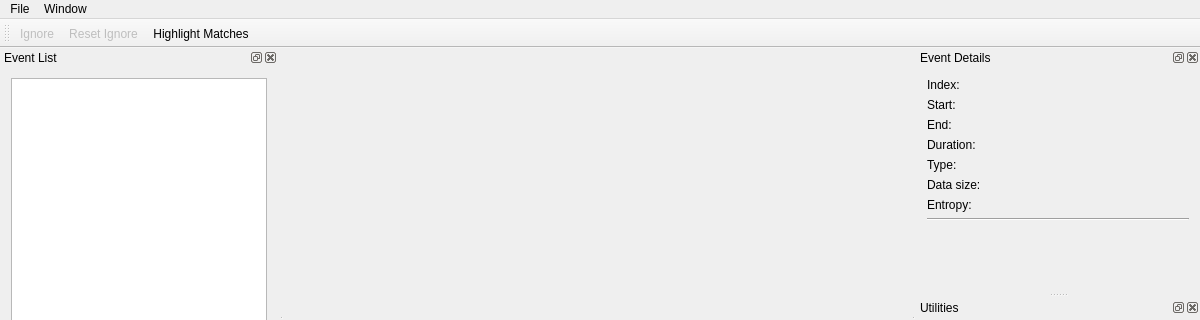
The window that nandseewindow.ui (xobs/nandsee) describes before a commit, drawn with Qt 5; both pictures show x 0 to 1200 and y 0 to 320 of the 1200 by 622 pixel window.
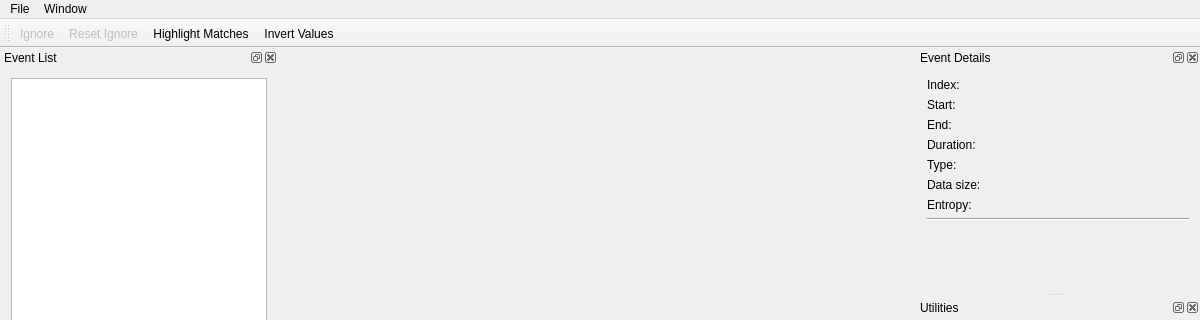
The same window after the commit. Custom widgets are drawn as their Qt base class.

Commit message:
added the ability to invert values in the buffer.
mostly as an exercise to learn Qt and C++. In some cases I wonder if
data isn't being stored in the inverse on occassion, since default
value of raw nand is FF?

The edit to the form file:
```diff
--- a/nandseewindow.ui
+++ b/nandseewindow.ui
@@ -59,6 +59,7 @@
    <addaction name="ignoreEventsAction"/>
    <addaction name="unignoreEventsAction"/>
    <addaction name="actionHighlightMatches"/>
+   <addaction name="actionInvertValues"/>
   </widget>
   <widget class="QStatusBar" name="statusBar"/>
   <widget class="QDockWidget" name="eventListDock">
@@ -441,6 +442,17 @@
     <string>Highlight similar hex values</string>
    </property>
   </action>
+  <action name="actionInvertValues">
+   <property name="checkable">
+    <bool>true</bool>
+   </property>
+   <property name="text">
+    <string>Invert Values</string>
+   </property>
+   <property name="toolTip">
+    <string>Invert Hex Values</string>
+   </property>
+  </action>
  </widget>
  <layoutdefault spacing="6" margin="11"/>
  <customwidgets>
```
Left out of the diff: 30 changed lines with no effect on the pictures. The commit also changes 8 other files.
